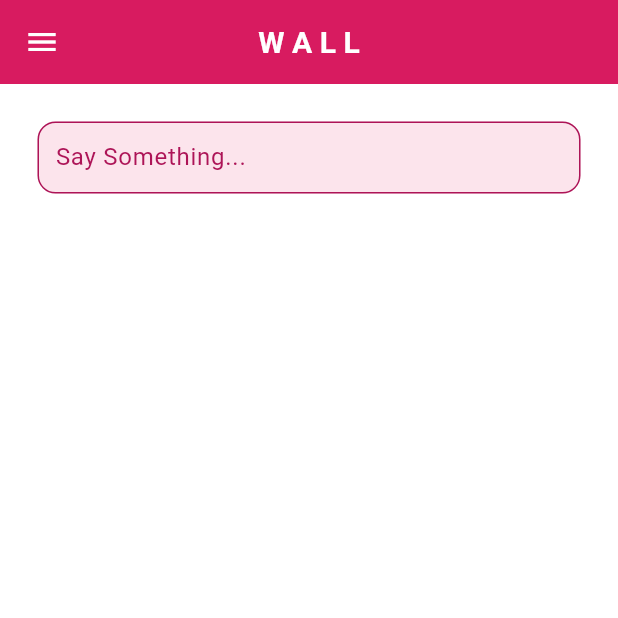
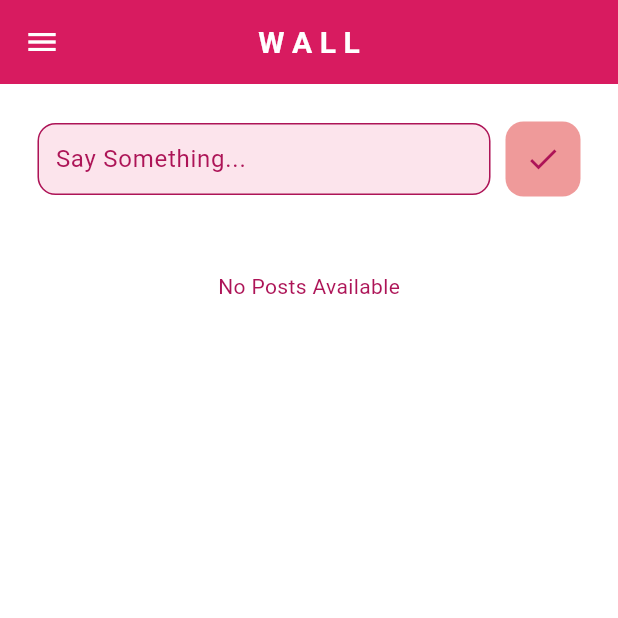
Before and after one commit to Sandeepa200/minimal_social_media_app, a Flutter app: the screen it shows once a user with an empty profile is signed in, on a phone screen of 412 x 824 dp, the top half of it. Run offline on Flutter 3.47's test engine with Material 3 defaults, Android fonts, the phone set to English and light mode, and no system bars; our stand-ins replace cloud_firestore, firebase_auth, firebase_core; accounts and stored records are empty.

```diff
--- /dev/null
+++ b/lib/components/custom_add_post_btn.dart
@@ -0,0 +1,27 @@
+import 'package:flutter/material.dart';
+
+class CustomAddPostBtn extends StatelessWidget {
+  final void Function()? onTap;
+  const CustomAddPostBtn({super.key, required this.onTap});
+
+  @override
+  Widget build(BuildContext context) {
+    return GestureDetector(
+      onTap: onTap,
+      child: Container(
+        decoration: BoxDecoration(
+          color: Theme.of(context).colorScheme.tertiary,
+          borderRadius: BorderRadius.circular(12),
+        ),
+        padding: const EdgeInsets.all(13),
+        margin: const EdgeInsets.only(left: 10),
+        child: Center(
+          child: Icon(
+            Icons.done,
+            color: Theme.of(context).colorScheme.onSecondary,
+          ),
+        ),
+      ),
+    );
+  }
+}
--- a/lib/database/firestore.dart
+++ b/lib/database/firestore.dart
@@ -1,5 +1,7 @@
+import 'package:cloud_firestore/cloud_firestore.dart';
+import 'package:firebase_auth/firebase_auth.dart';
+
 /*
-
 This database stores posts that users have published in the app.
 It is stored in a collection called 'Posts' in Firebase
 
@@ -10,12 +12,28 @@ Each post contains;
 
  */
 
-import 'package:firebase_auth/firebase_auth.dart';
-
 class FirestoreDatabase {
   // current logged in user
   User? user = FirebaseAuth.instance.currentUser;
-// get collection of posts from firebase
-// post a message
-// read posts from database
+  // get collection of posts from firebase
+  final CollectionReference posts =
+      FirebaseFirestore.instance.collection('Posts');
+
+  // post a message
+  Future<void> addPost(String message) {
+    return posts.add({
+      'UserEmail': user!.email,
+      'PostMessage': message,
+      'Timestamp': Timestamp.now(),
+    });
+  }
+
+  // read posts from database
+  Stream<QuerySnapshot> getPostsStream() {
+    final postsStream = FirebaseFirestore.instance
+        .collection('Posts')
+        .orderBy('Timestamp', descending: true)
+        .snapshots();
+    return postsStream;
+  }
 }
--- a/lib/screens/home_screen.dart
+++ b/lib/screens/home_screen.dart
@@ -1,11 +1,27 @@
 import 'package:flutter/material.dart';
+import 'package:minimal_social_media_app/components/custom_add_post_btn.dart';
 import 'package:minimal_social_media_app/components/custom_drawer.dart';
+import 'package:minimal_social_media_app/components/custom_list_tile.dart';
 import 'package:minimal_social_media_app/components/custom_txt_field.dart';
+import 'package:minimal_social_media_app/database/firestore.dart';
 
 class HomeScreen extends StatelessWidget {
   HomeScreen({super.key});
 
+  final FirestoreDatabase database = FirestoreDatabase();
+
   final TextEditingController newPostController = TextEditingController();
+
+  //post the message
+  void addPost() {
+    if (newPostController.text.isNotEmpty) {
+      String message = newPostController.text;
+      database.addPost(message);
+    }
+
+    //clear the controller
+    newPostController.clear();
+  }
 
   @override
   Widget build(BuildContext context) {
@@ -19,12 +35,65 @@ class HomeScreen extends StatelessWidget {
         children: [
           Padding(
             padding: const EdgeInsets.all(25.0),
-            child: CustomTextField(
-              hintText: "Say Something...",
-              obscureText: false,
-              controller: newPostController,
+            child: Row(
+              children: [
+                Expanded(
+                  child: CustomTextField(
+                    hintText: "Say Something...",
+                    obscureText: false,
+                    controller: newPostController,
+                  ),
+                ),
+                CustomAddPostBtn(
+                  onTap: addPost,
+                ),
+              ],
             ),
-          )
+          ),
+
+          //post
+          StreamBuilder(
+              stream: database.getPostsStream(),
+              builder: (context, snapshot) {
+                if (snapshot.connectionState == ConnectionState.waiting) {
+                  return const Center(
+                    child: CircularProgressIndicator(),
+                  );
+                }
+
+                //get all the posts
+                final posts = snapshot.data!.docs;
+
+                if (snapshot.data == null || posts.isEmpty) {
+                  return const Center(
+                    child: Padding(
+                      padding: EdgeInsets.all(25),
+                      child: Text("No Posts Available"),
+                    ),
+                  );
+                }
+
+                //return as a list
+                return Expanded(
+                  child: ListView.builder(
+                    itemCount: posts.length,
+                    itemBuilder: (context, index) {
+                      final post = posts[index];
+
+                      //get data from each post
+                      String message = post['PostMessage'];
+                      String email = post['UserEmail'];
+                      String timestamp = post['Timestamp'].toString();
+
+                      return CustomListTile(
+                        title: message,
+                        subtitle: email,
+                        //timestamp: timestamp,
+                      );
+                    },
+                  ),
+                );
+              })
         ],
       ),
     );
```
Also changed, not shown: lib/components/custom_list_tile.dart (added, +22 -0 lines), lib/screens/users_screen.dart (+6 -4 lines).
